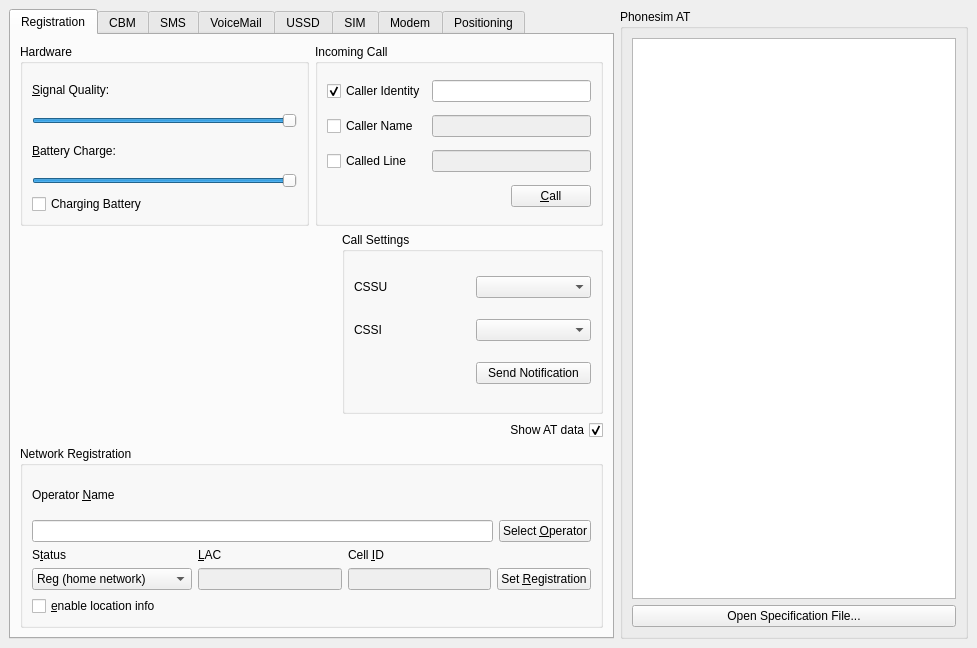
This is src/controlbase.ui in jpakkane/ofono-phonesim as Qt 5 draws it before an edit. The edited form follows.
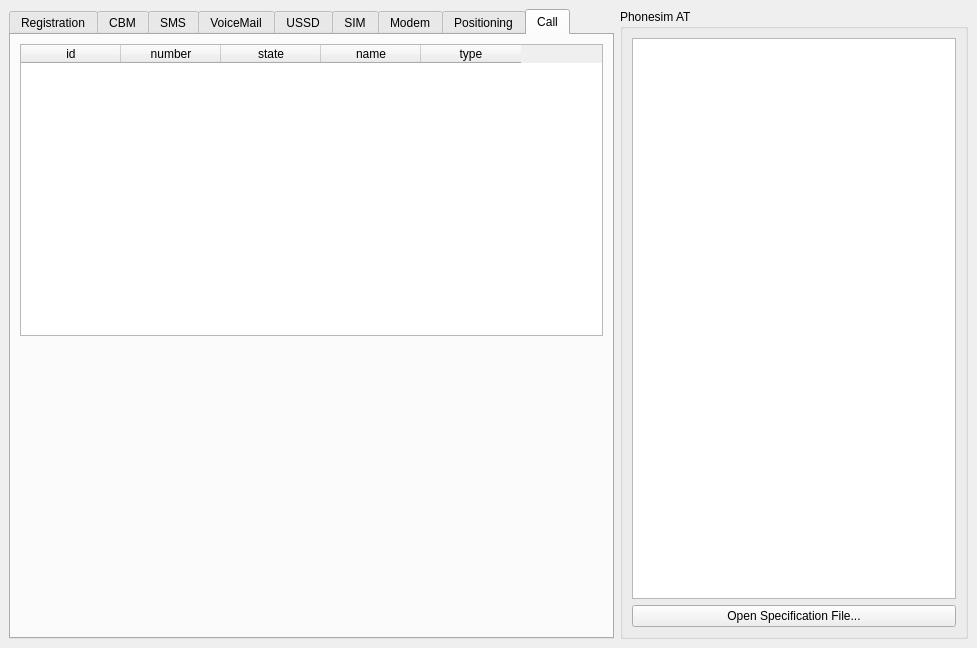
This is the edited form. The open tabs and pages were chosen to show the change.

Commit message: controlbase.ui: Add call mangement tab

Patch:
```diff
--- a/src/controlbase.ui
+++ b/src/controlbase.ui
@@ -1458,6 +1458,67 @@
        </property>
       </widget>
      </widget>
+     <widget class="QWidget" name="tab_9">
+      <attribute name="title">
+       <string>Call</string>
+      </attribute>
+      <layout class="QVBoxLayout" name="verticalLayout_3">
+       <item>
+        <widget class="QTableWidget" name="twCallMgt">
+         <property name="columnCount">
+          <number>5</number>
+         </property>
+         <attribute name="horizontalHeaderMinimumSectionSize">
+          <number>50</number>
+         </attribute>
+         <attribute name="horizontalHeaderShowSortIndicator" stdset="0">
+          <bool>true</bool>
+         </attribute>
+         <attribute name="verticalHeaderDefaultSectionSize">
+          <number>50</number>
+         </attribute>
+         <column>
+          <property name="text">
+           <string>id</string>
+          </property>
+         </column>
+         <column>
+          <property name="text">
+           <string>number</string>
+          </property>
+         </column>
+         <column>
+          <property name="text">
+           <string>state</string>
+          </property>
+         </column>
+         <column>
+          <property name="text">
+           <string>name</string>
+          </property>
+         </column>
+         <column>
+          <property name="text">
+           <string>type</string>
+          </property>
+         </column>
+        </widget>
+       </item>
+       <item>
+        <spacer name="verticalSpacer">
+         <property name="orientation">
+          <enum>Qt::Vertical</enum>
+         </property>
+         <property name="sizeHint" stdset="0">
+          <size>
+           <width>20</width>
+           <height>40</height>
+          </size>
+         </property>
+        </spacer>
+       </item>
+      </layout>
+     </widget>
     </widget>
    </item>
    <item>
```
